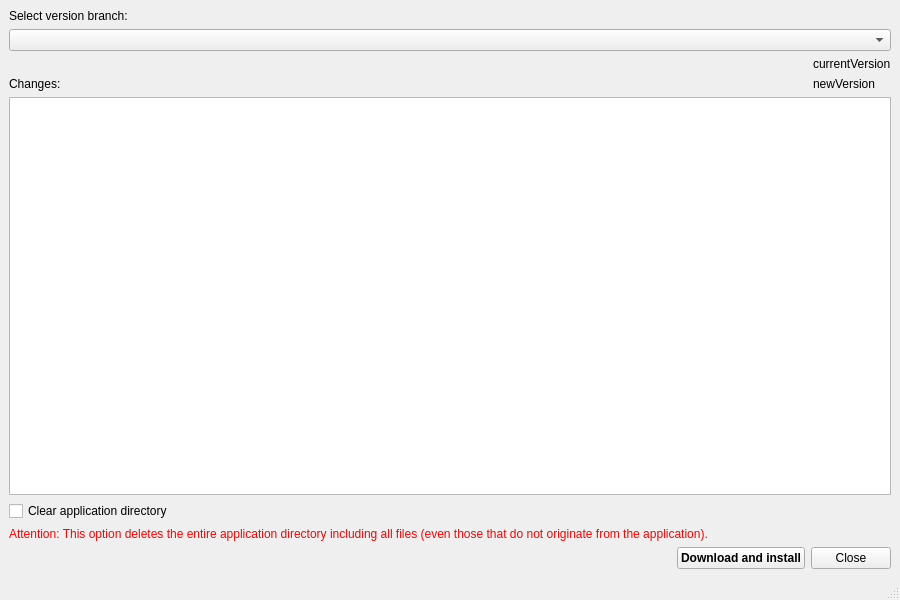
This is OTModules/OTGeneric/wreleasenotes.ui in pietr26/OMSI-Tools as Qt 5 draws it before an edit. The edited form follows.
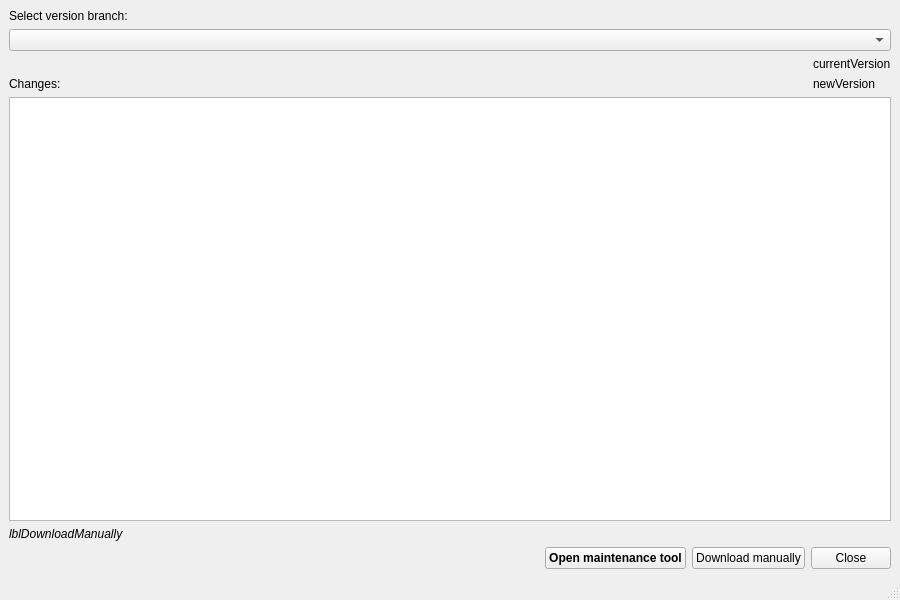
This is the edited form. Icons and pictures are not drawn.

Patch:
```diff
--- a/OTModules/OTGeneric/wreleasenotes.ui
+++ b/OTModules/OTGeneric/wreleasenotes.ui
@@ -104,19 +104,14 @@
      </widget>
     </item>
     <item>
-     <widget class="QCheckBox" name="cbxClearAppDir">
-      <property name="text">
-       <string>Clear application directory</string>
+     <widget class="QLabel" name="lblDownloadManually">
+      <property name="font">
+       <font>
+        <italic>true</italic>
+       </font>
       </property>
-     </widget>
-    </item>
-    <item>
-     <widget class="QLabel" name="lblClearAppDirInfo">
-      <property name="styleSheet">
-       <string notr="true">color: red</string>
-      </property>
       <property name="text">
-       <string>Attention: This option deletes the entire application directory including all files (even those that do not originate from the application).</string>
+       <string>lblDownloadManually</string>
       </property>
      </widget>
     </item>
@@ -143,7 +138,14 @@
          </font>
         </property>
         <property name="text">
-         <string>Download and install</string>
+         <string>Open maintenance tool</string>
+        </property>
+       </widget>
+      </item>
+      <item>
+       <widget class="QPushButton" name="btnUpdateManually">
+        <property name="text">
+         <string>Download manually</string>
         </property>
        </widget>
       </item>
```
